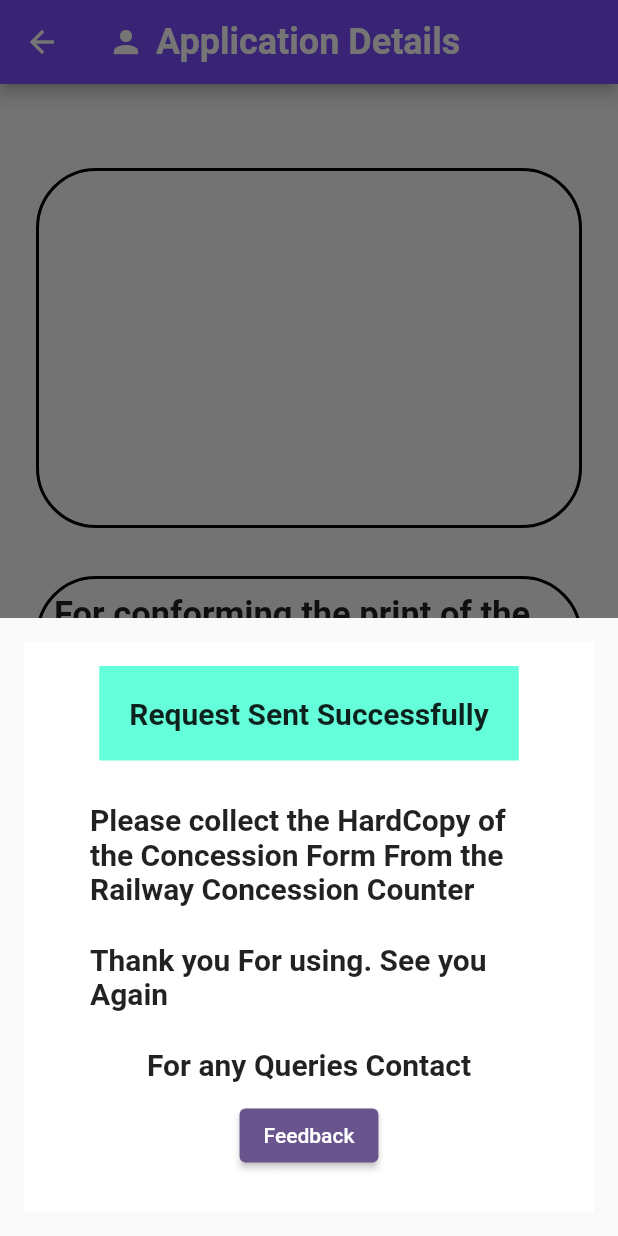
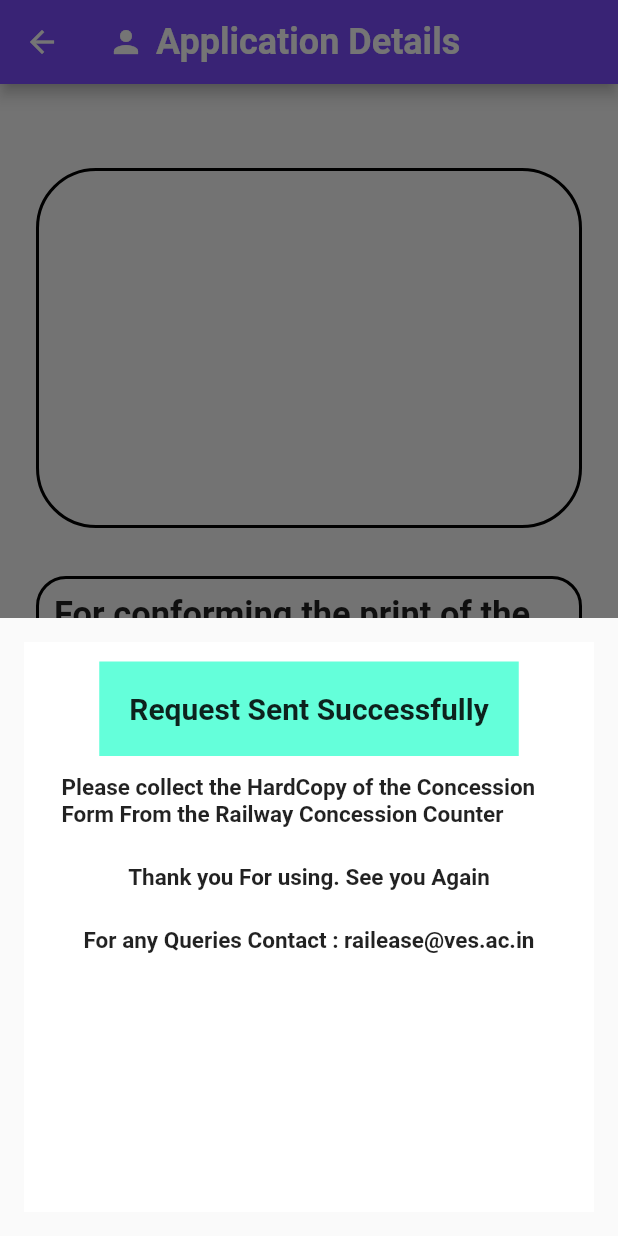
Before and after one commit to tejasgadge2504/RAILEASE, a Flutter app: the ApplyDetails screen opened directly, after a tap on "Request To Print !", on a phone screen of 412 x 824 dp. Run offline on Flutter 3.47's test engine with Material 3 defaults, Android fonts, the phone set to English and light mode, and no system bars; our stand-ins replace file_picker.

Commit message:
updated code pushed

```diff
--- a/lib/ApplyDetails.dart
+++ b/lib/ApplyDetails.dart
@@ -23,7 +23,8 @@ class ApplyDetails extends StatelessWidget {
           ],
         ),
       ),
-      body: Center(
+      body: SingleChildScrollView(
+        child: Center(
           child: Padding(
             padding: const EdgeInsets.all(16.0),
             child: Container(
@@ -56,7 +57,7 @@ class ApplyDetails extends StatelessWidget {
                           height: 80.0,
                           padding: EdgeInsets.all(10.0),
                           decoration: BoxDecoration(
-                          borderRadius: BorderRadius.circular(40.0),
+                            borderRadius: BorderRadius.circular(20.0),
                             border: Border.all(
                               color: Colors.black,
                               width: 2.0,
@@ -132,6 +133,7 @@ class ApplyDetails extends StatelessWidget {
             ),
           ),
         ),
+      ),
     );
   }
 }
--- a/lib/RequestSent.dart
+++ b/lib/RequestSent.dart
@@ -6,12 +6,13 @@ class RequestSent extends StatelessWidget {
   @override
   Widget build(BuildContext context) {
     return Container(
-      padding: EdgeInsets.all(16.0),
+      padding: EdgeInsets.all(13.0),
       color: Colors.white,
       child: Column(
         mainAxisSize: MainAxisSize.min,
         children: [
           Container(
+
             color: Colors.tealAccent,
             padding: const EdgeInsets.all(20.0),
             child: Text(
@@ -19,34 +20,43 @@ class RequestSent extends StatelessWidget {
               style: TextStyle(fontWeight: FontWeight.bold, fontSize: 20.0),
             ),
           ),
-          Padding(
-            padding: const EdgeInsets.all(16.0),
+          SingleChildScrollView(
+
               child: Column(
+
                 children: [
+
                   Padding(
                     padding: const EdgeInsets.all(12.0),
                     child: Text('Please collect the HardCopy of the Concession Form From the Railway Concession Counter',
-                    style: TextStyle(fontWeight: FontWeight.bold, fontSize: 20.0),),
+                      style: TextStyle(fontWeight: FontWeight.bold, fontSize: 15.0),),
                   ),
                   Padding(
                     padding: const EdgeInsets.all(12.0),
                     child: Text('Thank you For using. See you Again',
-                    style: TextStyle(fontWeight: FontWeight.bold, fontSize: 20.0),),
+                      style: TextStyle(fontWeight: FontWeight.bold, fontSize: 15.0),),
                   ),
+                  Column(
+                    mainAxisAlignment: MainAxisAlignment.center,
+                    crossAxisAlignment: CrossAxisAlignment.center,
+                    children: [
                       Padding(
                         padding: const EdgeInsets.all(12.0),
-                  child: Text('For any Queries Contact',
-                    style: TextStyle(fontWeight: FontWeight.bold, fontSize: 20.0),),
-                ),
-                ElevatedButton(
-                  onPressed: () {
-                    Navigator.pop(context);
-                  },
-                  child: Text('Feedback'),
+                        child: Text('For any Queries Contact : railease@ves.ac.in',
+                          style: TextStyle(fontWeight: FontWeight.bold, fontSize: 15.0),),
                       ),
                     ],
                   ),
+                  // ElevatedButton(
+                  //   onPressed: () {
+                  //     Navigator.pop(context);
+                  //   },
+                  //   child: Text('Feedback'),
+                  // ),
+                ],
               ),
+            ),
+
         ],
       ),
     );
--- a/lib/welcome_Screen.dart
+++ b/lib/welcome_Screen.dart
@@ -21,6 +21,7 @@ class Welcome_Screen extends StatelessWidget{
         width: width,
 
 
+        child: SingleChildScrollView(
           child: Column(
             crossAxisAlignment: CrossAxisAlignment.center,
             children: [
@@ -78,6 +79,7 @@ class Welcome_Screen extends StatelessWidget{
 
               ),
                   ],
+                ),
         ),
 
       ),
```
Also changed, not shown: pubspec.lock. Lines whose indentation alone changed are shown as unchanged.
